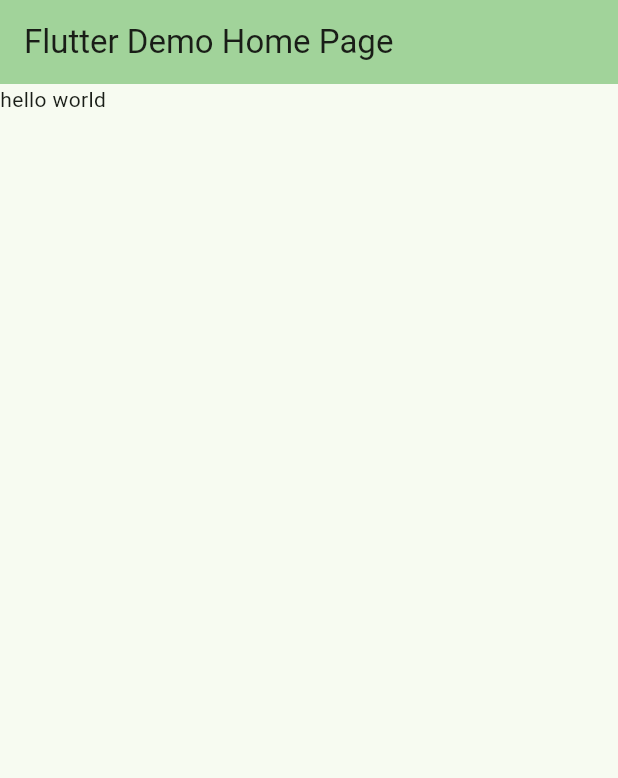
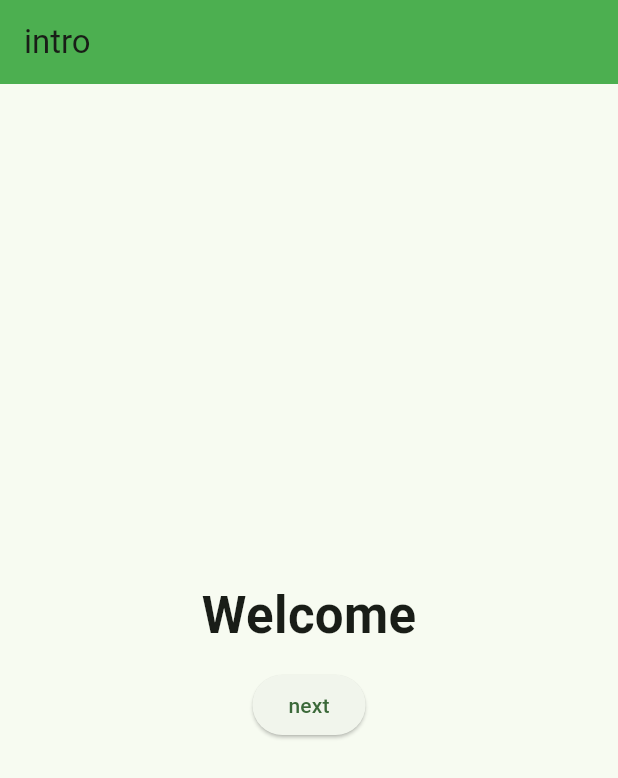
Before and after one commit to com-engineer/MEDS, a Flutter app: the screen it shows after launch, on a phone screen of 412 x 824 dp. Shown: the top 778 px of the screen. Run offline on Flutter 3.47's test engine with Material 3 defaults, Android fonts, the phone set to English and light mode, and no system bars.

Commit message:
navigating the pages

```diff
--- /dev/null
+++ b/lib/intropage.dart
@@ -0,0 +1,35 @@
+import 'package:flutter/material.dart';
+import 'package:my_first_app/main.dart';
+
+class Intropage extends StatelessWidget {
+  @override
+  Widget build(BuildContext context) {
+    return  Scaffold(appBar: AppBar(
+      backgroundColor: Colors.green,
+      title:Text('intro'),
+    ),
+    body: Center(
+      child: Column(
+        mainAxisAlignment: MainAxisAlignment.center,
+
+        children: [
+          Text('Welcome',style: TextStyle(
+            fontSize: 34,
+            fontWeight: FontWeight.bold,
+          ),),
+          SizedBox(
+            height:11,
+          ),
+          ElevatedButton(onPressed: (){
+            Navigator.push(context, MaterialPageRoute(builder:(context){
+              return MyHomePage(title: 'Home',);
+            }, ));
+          }, child: Text('next'))
+        ],
+      ),
+    ),
+    );
+
+  }
+
+}
--- a/lib/main.dart
+++ b/lib/main.dart
@@ -1,5 +1,6 @@
 import 'package:flutter/material.dart';
 import 'package:intl/intl.dart';
+import 'package:my_first_app/intropage.dart';
 
 void main() {
   runApp(const MyApp());
@@ -13,12 +14,14 @@ class MyApp extends StatelessWidget {
   Widget build(BuildContext context) {
     return MaterialApp(
       title: 'Flutter Demo',
+        debugShowCheckedModeBanner: false,
       theme: ThemeData(
 
         colorScheme: ColorScheme.fromSeed(seedColor:Colors.green),
         useMaterial3: true,
       ),
-      home: const MyHomePage(title: 'Flutter Demo Home Page'),
+
+      home: Intropage(),
     );
   }
 }
@@ -35,19 +38,6 @@ class MyHomePage extends StatefulWidget {
 }
 
 class _MyHomePageState extends State<MyHomePage> {
-  int _counter = 0;
-
-  void _incrementCounter() {
-    setState(() {
-      // This call to setState tells the Flutter framework that something has
-      // changed in this State, which causes it to rerun the build method below
-      // so that the display can reflect the updated values. If we changed
-      // _counter without calling setState(), then the build method would not be
-      // called again, and so nothing would appear to happen.
-      _counter++;
-    });
-  }
-
   @override
   Widget build(BuildContext context) {
 
@@ -58,7 +48,13 @@ class _MyHomePageState extends State<MyHomePage> {
 
         title: Text(widget.title),
       ),
-      body:Text('hello world'),
+      body:Center(
+        child: Container(
+          width: 200,
+          height: 200,
+          color: Colors.amber,
+        ),
+      )
     );
   }
 }
```
